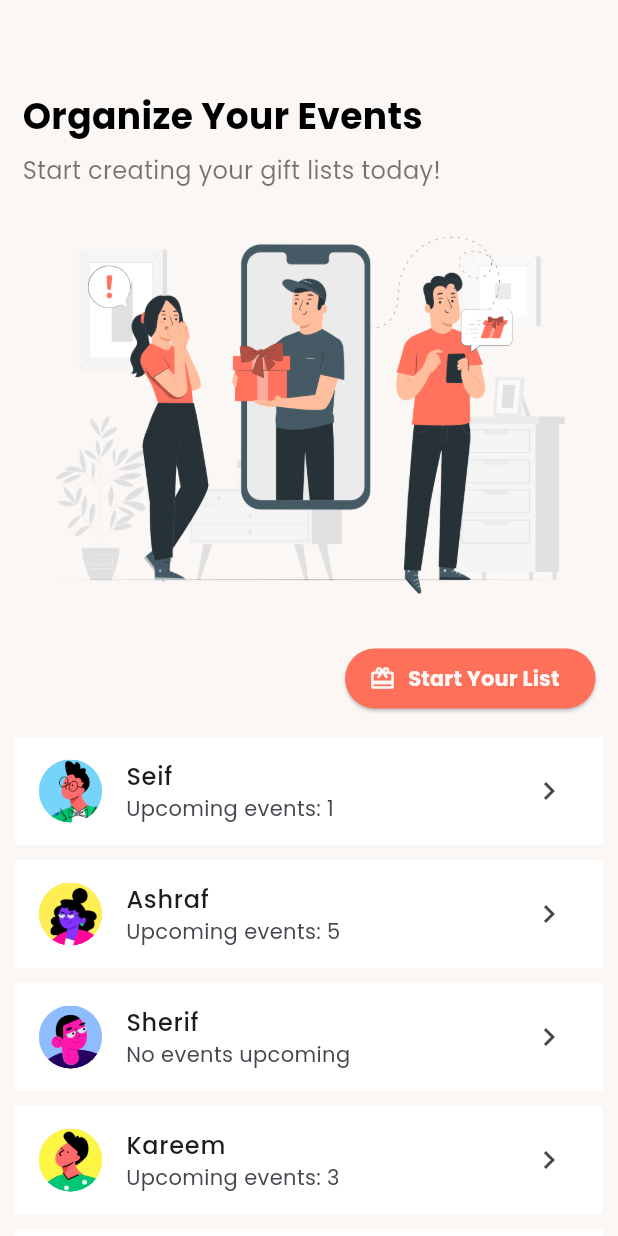
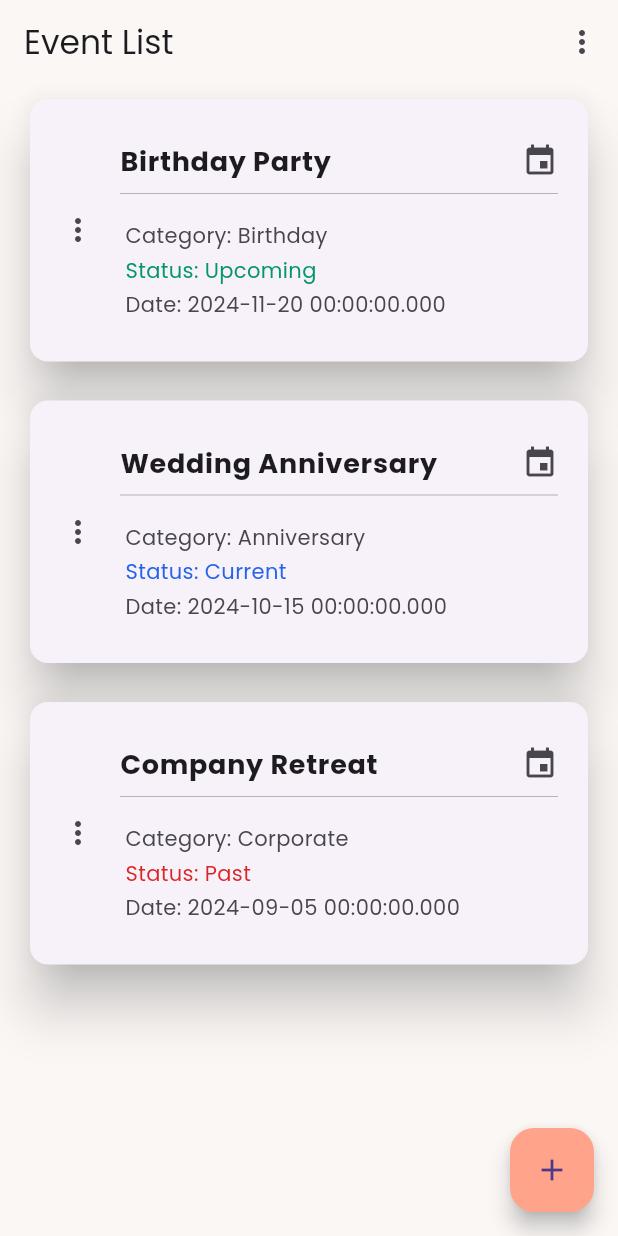
Before and after one commit to seif32/flutter-giftplanner-app, a Flutter app: the screen it shows after launch, on a phone screen of 412 x 824 dp. Run offline on Flutter 3.47's test engine with Material 3 defaults, Android fonts, the phone set to English and light mode, and no system bars.

Commit message:
Add event list screen

```diff
--- /dev/null
+++ b/lib/data/events.dart
@@ -0,0 +1,25 @@
+import 'package:hedieaty/models/event.dart';
+
+List<Event> events = [
+  Event(
+    eventId: 1,
+    name: 'Birthday Party',
+    category: 'Birthday',
+    status: 'Upcoming',
+    date: DateTime(2024, 11, 20),
+  ),
+  Event(
+    eventId: 2,
+    name: 'Wedding Anniversary',
+    category: 'Anniversary',
+    status: 'Current',
+    date: DateTime(2024, 10, 15),
+  ),
+  Event(
+    eventId: 3,
+    name: 'Company Retreat',
+    category: 'Corporate',
+    status: 'Past',
+    date: DateTime(2024, 9, 5),
+  ),
+];
--- a/lib/main.dart
+++ b/lib/main.dart
@@ -1,9 +1,6 @@
 import 'package:flutter/material.dart';
-import 'package:hedieaty/data/friends.dart';
-import 'package:hedieaty/models/friend.dart';
-import 'package:hedieaty/utils/colors.dart';
-import 'package:hedieaty/widgets/friend_list_item.dart';
-import 'package:hedieaty/widgets/hero_section.dart';
+import 'package:hedieaty/screens/event_list_screen.dart';
+import 'package:hedieaty/screens/home_screen.dart';
 
 void main() {
   runApp(const MyApp());
@@ -14,42 +11,22 @@ class MyApp extends StatelessWidget {
 
   @override
   Widget build(BuildContext context) {
-    return MaterialApp(
+    return const MaterialApp(
       home: Scaffold(
-        // appBar: AppBar(
-        //   title: const Text(
-        //     "Hedieaty",
-        //     style: TextStyle(fontFamily: "Poppins"),
-        //   ),
-        //   actions: [
-        //     IconButton(
-        //       onPressed: () {},
-        //       icon: const Icon(Icons.add_circle_outline),
-        //     ),
-        //   ],
-        // ),
-        body: Container(
-          color: stone[100],
-          child: Column(
-            children: [
-              const HeroSection(),
-              Expanded(
-                child: ListView.builder(
-                  itemCount: friends.length,
-                  itemBuilder: (context, index) {
-                    Friend friend = friends[index];
-                    return FriendListItem(
-                      name: friend.name,
-                      avatar: friend.avatar,
-                      events: friend.event,
-                    );
-                  },
-                ),
-              ),
-            ],
-          ),
-        ),
+        body: EventListScreen(),
       ),
     );
   }
 }
+
+
+// MaterialApp(
+//     initialRoute: '/',
+//     routes: {
+//       '/': (context) => HomePage(),
+//       '/createEvent': (context) => EventListPage(),
+//       '/addGift': (context) => GiftListPage(),
+//       '/profile': (context) => ProfilePage(),
+//       '/pledgedGifts': (context) => PledgedGiftsPage(),
+//     },
+//   )
--- /dev/null
+++ b/lib/models/event.dart
@@ -0,0 +1,14 @@
+class Event {
+  final int eventId;
+  final String name;
+  final String status;
+  final String category;
+  final DateTime date;
+
+  const Event(
+      {required this.name,
+      required this.status,
+      required this.category,
+      required this.date,
+      required this.eventId});
+}
--- /dev/null
+++ b/lib/screens/event_list_screen.dart
@@ -0,0 +1,39 @@
+import 'package:flutter/material.dart';
+import 'package:hedieaty/utils/colors.dart';
+import 'package:hedieaty/widgets/event_list.dart';
+import 'package:hedieaty/widgets/event_sort_menu.dart';
+
+class EventListScreen extends StatefulWidget {
+  const EventListScreen({super.key});
+
+  @override
+  State<EventListScreen> createState() {
+    return _EventListScreenState();
+  }
+}
+
+class _EventListScreenState extends State<EventListScreen> {
+  @override
+  Widget build(BuildContext context) {
+    return Scaffold(
+        appBar: AppBar(
+          actions: const [
+            EventSortMenu(),
+          ],
+          backgroundColor: stone[100],
+          title: const Text(
+            "Event List",
+            style: TextStyle(fontFamily: "Poppins"),
+          ),
+        ),
+        body: Container(
+          color: stone[100],
+          child: const EventList(),
+        ),
+        floatingActionButton: FloatingActionButton(
+          onPressed: () {},
+          backgroundColor: coral[400],
+          child: const Icon(Icons.add),
+        ));
+  }
+}
--- a/lib/screens/home_screen.dart
+++ b/lib/screens/home_screen.dart
@@ -0,0 +1,21 @@
+import 'package:flutter/material.dart';
+import 'package:hedieaty/utils/colors.dart';
+import 'package:hedieaty/widgets/friend_list.dart';
+import 'package:hedieaty/widgets/hero_section.dart';
+
+class HomeScreen extends StatelessWidget {
+  const HomeScreen({super.key});
+
+  @override
+  Widget build(BuildContext context) {
+    return Container(
+      color: stone[100],
+      child: const Column(
+        children: [
+          HeroSection(),
+          FriendList(),
+        ],
+      ),
+    );
+  }
+}
--- /dev/null
+++ b/lib/widgets/event_action_menu.dart
@@ -0,0 +1,24 @@
+import 'package:flutter/material.dart';
+
+class EventActionMenu extends StatelessWidget {
+  const EventActionMenu({super.key});
+
+  @override
+  Widget build(BuildContext context) {
+    return PopupMenuButton(
+      child: const Icon(Icons.more_vert),
+      itemBuilder: (context) {
+        return [
+          const PopupMenuItem(
+            value: "Edit",
+            child: Text("Edit"),
+          ),
+          const PopupMenuItem(
+            value: "Delete",
+            child: Text("Delete"),
+          ),
+        ];
+      },
+    );
+  }
+}
--- /dev/null
+++ b/lib/widgets/event_card.dart
@@ -0,0 +1,54 @@
+import 'package:flutter/material.dart';
+import 'package:hedieaty/models/event.dart';
+import 'package:hedieaty/widgets/event_action_menu.dart';
+import 'package:hedieaty/widgets/event_card_detail.dart';
+
+class EventCard extends StatelessWidget {
+  const EventCard({super.key, required this.event});
+
+  final Event event;
+
+  @override
+  Widget build(BuildContext context) {
+    return Card(
+      shape: const RoundedRectangleBorder(
+        borderRadius: BorderRadius.all(
+          Radius.circular(12),
+        ),
+      ),
+      elevation: 15,
+      margin: const EdgeInsets.only(top: 10, bottom: 16, left: 20, right: 20),
+      child: ListTile(
+        contentPadding:
+            const EdgeInsets.symmetric(horizontal: 20, vertical: 20),
+        title: Column(
+          crossAxisAlignment: CrossAxisAlignment.start,
+          children: [
+            Row(
+              mainAxisAlignment: MainAxisAlignment.spaceBetween,
+              children: [
+                Text(
+                  event.name,
+                  style: const TextStyle(
+                      fontFamily: "Poppins",
+                      fontWeight: FontWeight.w700,
+                      fontSize: 18),
+                ),
+                const Icon(Icons.event),
+              ],
+            ),
+            const Divider(
+              thickness: 0.5,
+              color: Colors.grey,
+            ),
+          ],
+        ),
+        subtitle: Padding(
+          padding: const EdgeInsets.only(left: 3.5),
+          child: EventCardDetail(event: event),
+        ),
+        leading: const EventActionMenu(),
+      ),
+    );
+  }
+}
--- /dev/null
+++ b/lib/widgets/event_card_detail.dart
@@ -0,0 +1,58 @@
+import 'package:flutter/material.dart';
+import 'package:hedieaty/models/event.dart';
+import 'package:hedieaty/utils/colors.dart';
+
+class EventCardDetail extends StatelessWidget {
+  const EventCardDetail({
+    super.key,
+    required this.event,
+  });
+
+  final Event event;
+
+  Color statusColor(String status) {
+    switch (status) {
+      case "Upcoming":
+        return green[600]!;
+      case "Current":
+        return blue[600]!;
+      case "Past":
+        return red[600]!;
+      default:
+        return Colors.grey;
+    }
+  }
+
+  @override
+  Widget build(BuildContext context) {
+    return Column(
+      crossAxisAlignment: CrossAxisAlignment.start,
+      children: [
+        const SizedBox(
+          height: 10,
+        ),
+        Text(
+          "Category: ${event.category}",
+          style: const TextStyle(fontFamily: "Poppins"),
+        ),
+        const SizedBox(
+          height: 3,
+        ),
+        Text(
+          "Status: ${event.status}",
+          style: TextStyle(
+            fontFamily: "Poppins",
+            color: statusColor(event.status),
+          ),
+        ),
+        const SizedBox(
+          height: 3,
+        ),
+        Text(
+          "Date: ${event.date.toString()}",
+          style: const TextStyle(fontFamily: "Poppins"),
+        )
+      ],
+    );
+  }
+}
--- /dev/null
+++ b/lib/widgets/event_list.dart
@@ -0,0 +1,19 @@
+import 'package:flutter/material.dart';
+import 'package:hedieaty/data/events.dart';
+import 'package:hedieaty/models/event.dart';
+import 'package:hedieaty/widgets/event_card.dart';
+
+class EventList extends StatelessWidget {
+  const EventList({super.key});
+
+  @override
+  Widget build(BuildContext context) {
+    return ListView.builder(
+      itemCount: events.length,
+      itemBuilder: (context, index) {
+        final Event event = events[index];
+        return EventCard(event: event);
+      },
+    );
+  }
+}
--- /dev/null
+++ b/lib/widgets/event_sort_menu.dart
@@ -0,0 +1,17 @@
+import 'package:flutter/material.dart';
+
+class EventSortMenu extends StatelessWidget {
+  const EventSortMenu({super.key});
+
+  @override
+  Widget build(BuildContext context) {
+    return PopupMenuButton(itemBuilder: (context) {
+      return const [
+        PopupMenuItem(value: "name", child: Text("Sort by Name")),
+        PopupMenuItem(value: "category", child: Text("Sort by Category")),
+        PopupMenuItem(value: "status", child: Text("Sort by Status")),
+        PopupMenuItem(value: "date", child: Text("Sort by Date")),
+      ];
+    });
+  }
+}
--- /dev/null
+++ b/lib/widgets/friend_list.dart
@@ -0,0 +1,25 @@
+import 'package:flutter/material.dart';
+import 'package:hedieaty/data/friends.dart';
+import 'package:hedieaty/models/friend.dart';
+import 'package:hedieaty/widgets/friend_list_item.dart';
+
+class FriendList extends StatelessWidget {
+  const FriendList({super.key});
+
+  @override
+  Widget build(BuildContext context) {
+    return Expanded(
+      child: ListView.builder(
+        itemCount: friends.length,
+        itemBuilder: (context, index) {
+          Friend friend = friends[index];
+          return FriendListItem(
+            name: friend.name,
+            avatar: friend.avatar,
+            events: friend.event,
+          );
+        },
+      ),
+    );
+  }
+}
--- a/lib/widgets/friend_list_item.dart
+++ b/lib/widgets/friend_list_item.dart
@@ -37,7 +37,10 @@ class FriendListItem extends StatelessWidget {
         ),
         subtitle: Text(
           events > 0 ? 'Upcoming events: $events' : 'No events upcoming',
-          style: const TextStyle(fontFamily: "Poppins"),
+          style: TextStyle(
+            fontFamily: "Poppins",
+            color: events > 0 ? green[600] : red[600],
+          ),
         ),
         trailing: const Icon(Icons.chevron_right),
         onTap: () {},
```
